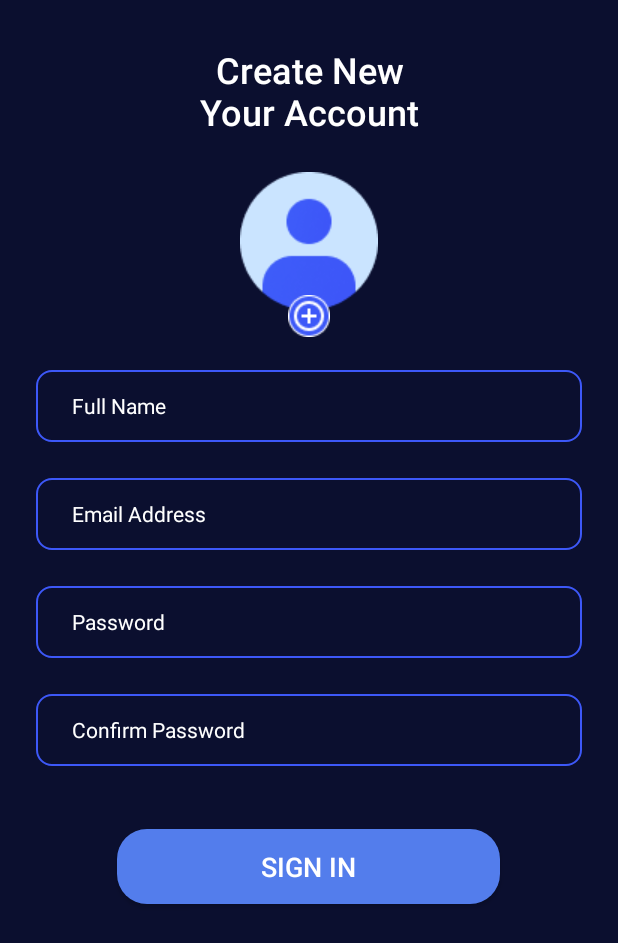
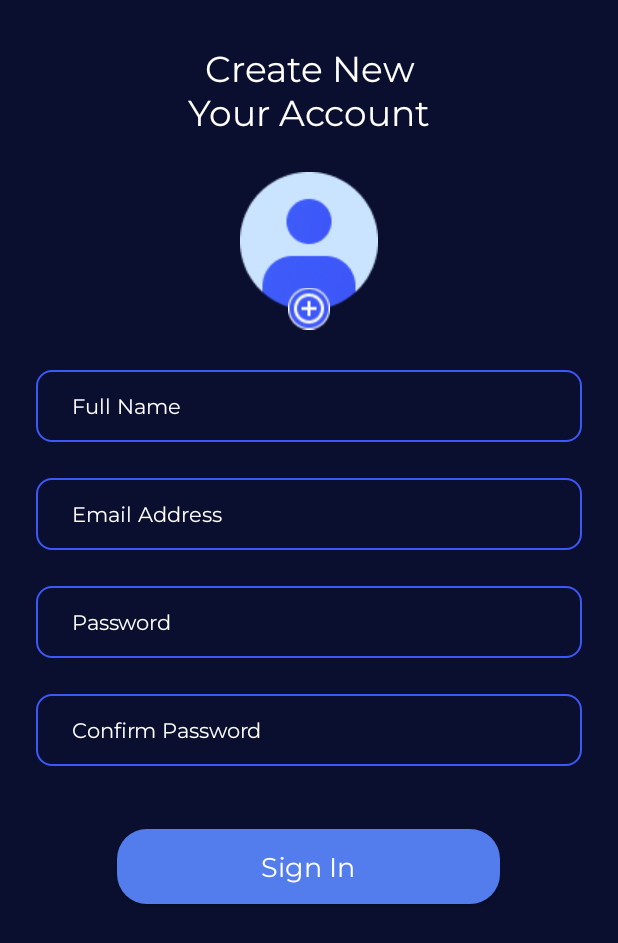
Before and after one commit to ManhHoDinh/MovieTicketApp, an Android app: the screen it shows after launch (SignUpActivity), on a phone screen of 412 x 824 dp. Shown: the top 943 px of the screen. Run offline under Robolectric (Android 15) with nearby library versions, the phone set to English and light mode, and no system bars.

Commit message:
Change font and property setting

```diff
--- a/app/src/main/res/layout/activity_sign_up.xml
+++ b/app/src/main/res/layout/activity_sign_up.xml
@@ -19,6 +19,9 @@
             android:gravity="center"
             android:text="Create New\nYour Account"
             android:textSize="24dp"
+            android:textStyle="bold"
+            android:fontFamily="@font/montserrat_regular"
+            android:textFontWeight="500"
             android:layout_marginTop="30dp"
             android:layout_marginBottom="24dp"
             style="@style/TextAppearance.AppCompat.Light.SearchResult.Title"
@@ -34,68 +37,86 @@
             android:layout_height="wrap_content"
             android:layout_gravity="center"
             android:src="@drawable/add"
-            android:translationY="-10dp"/>
+            android:translationY="-15dp"/>
+
         <EditText
+            android:id="@+id/fullname"
             android:layout_width="match_parent"
             android:layout_height="48dp"
-            android:hint="Full Name"
-            android:textSize="14dp"
-            android:textColorHint="@color/white_background"
-            android:background="@drawable/edittext_boder"
-            android:textColor="@color/white_background"
-            android:paddingLeft="24dp"
             android:layout_marginTop="12dp"
             android:layout_marginBottom="12dp"
-            android:id="@+id/fullname"/>
+            android:background="@drawable/edittext_boder"
+            android:fontFamily="@font/montserrat_regular"
+            android:hint="Full Name"
+            android:inputType="textPersonName"
+            android:paddingLeft="24dp"
+            android:singleLine="true"
+            android:textColor="@color/white_background"
+            android:textColorHint="@color/white_background"
+            android:textSize="14dp" />
+
         <EditText
+            android:id="@+id/emailaddress"
             android:layout_width="match_parent"
             android:layout_height="48dp"
-            android:hint="Email Address"
-            android:textSize="14dp"
-            android:textColorHint="@color/white_background"
-            android:background="@drawable/edittext_boder"
-            android:textColor="@color/white_background"
-            android:paddingLeft="24dp"
             android:layout_marginTop="12dp"
             android:layout_marginBottom="12dp"
-            android:id="@+id/emailaddress"/>
+            android:background="@drawable/edittext_boder"
+            android:fontFamily="@font/montserrat_regular"
+            android:hint="Email Address"
+            android:inputType="textEmailSubject"
+            android:paddingLeft="24dp"
+            android:singleLine="true"
+            android:textColor="@color/white_background"
+            android:textColorHint="@color/white_background"
+            android:textSize="14dp" />
+
         <EditText
+            android:id="@+id/password"
             android:layout_width="match_parent"
             android:layout_height="48dp"
-            android:hint="Password"
-            android:textSize="14dp"
-            android:textColorHint="@color/white_background"
-            android:inputType="textPassword"
-            android:background="@drawable/edittext_boder"
-            android:textColor="@color/white_background"
-            android:paddingLeft="24dp"
             android:layout_marginTop="12dp"
             android:layout_marginBottom="12dp"
-            android:id="@+id/password"/>
+            android:background="@drawable/edittext_boder"
+            android:fontFamily="@font/montserrat_regular"
+            android:hint="Password"
+            android:inputType="textPassword"
+            android:paddingLeft="24dp"
+            android:singleLine="true"
+            android:textColor="@color/white_background"
+            android:textColorHint="@color/white_background"
+            android:textSize="14dp" />
+
         <EditText
+            android:id="@+id/confirmpassword"
             android:layout_width="match_parent"
             android:layout_height="48dp"
-            android:hint="Confirm Password"
-            android:textSize="14dp"
-            android:textColorHint="@color/white_background"
-            android:inputType="textPassword"
-            android:background="@drawable/edittext_boder"
-            android:textColor="@color/white_background"
-            android:paddingLeft="24dp"
             android:layout_marginTop="12dp"
             android:layout_marginBottom="12dp"
-            android:id="@+id/confirmpassword"/>
+            android:background="@drawable/edittext_boder"
+            android:fontFamily="@font/montserrat_regular"
+            android:hint="Confirm Password"
+            android:inputType="textPassword"
+            android:paddingLeft="24dp"
+            android:singleLine="true"
+            android:textColor="@color/white_background"
+            android:textColorHint="@color/white_background"
+            android:textSize="14dp" />
+
         <Button
+            android:id="@+id/SignUpBtn"
+            style="@android:style/Widget.Button"
             android:layout_width="255dp"
             android:layout_height="50dp"
-            android:gravity="center"
             android:layout_gravity="center"
-            android:text="Sign In"
             android:layout_marginTop="30dp"
             android:background="@drawable/button_background"
+            android:fontFamily="@font/montserrat_regular"
+            android:gravity="center"
+            android:text="Sign In"
             android:textColor="@color/white_background"
+            android:textFontWeight="500"
             android:textSize="18dp"
-            android:id="@+id/SignUpBtn"
-            />
+            android:textStyle="bold" />
     </LinearLayout>
 </android.support.constraint.ConstraintLayout>
```
Also changed, not shown: app/src/main/res/layout/activity_sign_in.xml (+44 -21 lines), app/src/main/res/font/montserrat_regular.ttf (added), app/src/main/res/font/poppins_regular.ttf (added), app/src/main/res/fonts/montserrat_regular.ttf (added).
